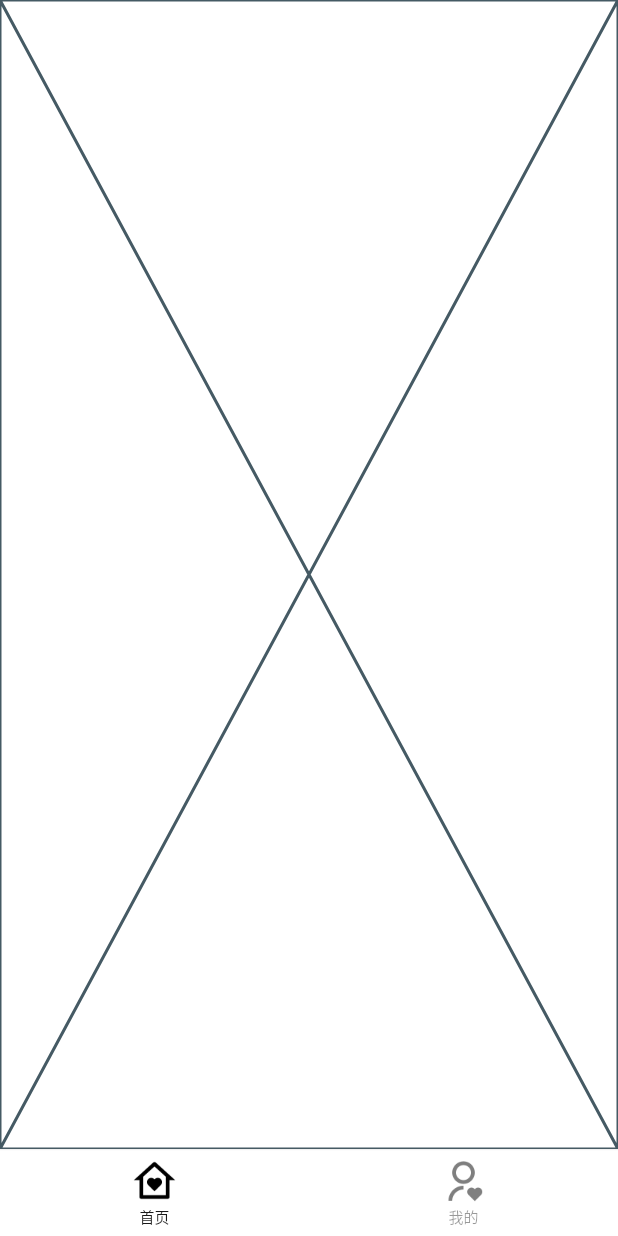
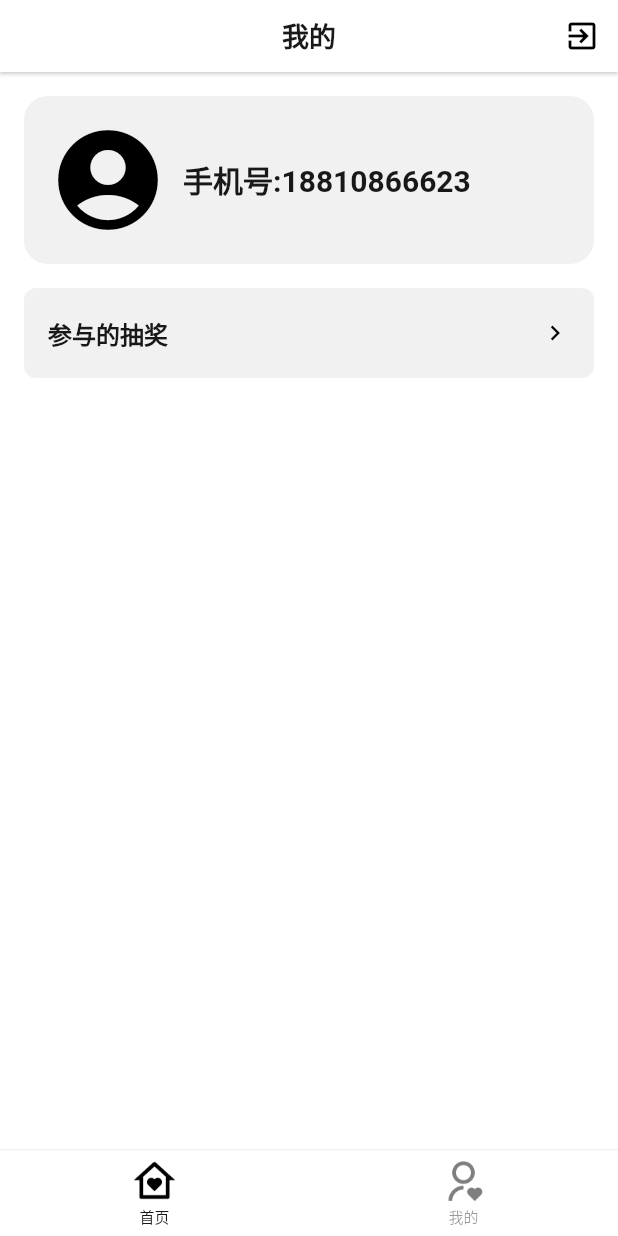
Before and after one commit to QiuGangGit/flutter_clent, a Flutter app: the screen it shows after launch, swiped to page 2, on a phone screen of 412 x 824 dp. Run offline on Flutter 3.47's test engine with Material 2 defaults, Android fonts, the phone set to English and light mode, and no system bars; our stand-ins replace cached_network_image, dio, fluttertoast, get, hive, permission_handler; accounts and stored records are empty; network calls fail; statements that could not run were skipped.

Commit message:
Update mine

```diff
--- a/lib/pages/mine.dart
+++ b/lib/pages/mine.dart
@@ -11,6 +11,103 @@ class MinePage extends StatelessWidget {
   @override
   Widget build(BuildContext context) {
     MineLogic logic = Get.put(MineLogic());
-    return const Placeholder();
+    return Column(
+      children: [
+        AppBar(
+          title: const Text("我的"),
+          actions: [
+            IconButton(
+              onPressed: () {},
+              icon: const Icon(
+                Icons.exit_to_app,
+                size: 24,
+                color: Colors.black,
+              ),
+            ),
+          ],
+          elevation: 1,
+        ),
+        Expanded(
+          child: ListView(
+            padding: EdgeInsets.fromLTRB(
+              16,
+              16,
+              16,
+              16 + SafeTool.instance.safeBtm,
+            ),
+            children: [
+              _buildHeader(),
+              const SizedBox(height: 16),
+              _buildItem(
+                "参与的抽奖",
+                () {},
+              ),
+            ],
+          ),
+        ),
+      ],
+    );
+  }
+
+  Widget _buildHeader() {
+    return Container(
+      padding: const EdgeInsets.all(16),
+      decoration: BoxDecoration(
+        color: getPlaceholderColor,
+        borderRadius: BorderRadius.circular(16),
+      ),
+      child: Row(
+        children: const [
+          ClipOval(
+            child: Icon(
+              Icons.account_circle,
+              size: 80,
+              color: Colors.black,
+            ),
+          ),
+          SizedBox(width: 10),
+          Text(
+            "手机号:18810866623",
+            style: TextStyle(
+              color: getTextBlack,
+              fontSize: 20,
+              fontWeight: getBold,
+            ),
+          ),
+        ],
+      ),
+    );
+  }
+
+  Widget _buildItem(
+    String title,
+    Function() onTap,
+  ) {
+    return Container(
+      padding: const EdgeInsets.symmetric(horizontal: 16),
+      height: 60,
+      decoration: BoxDecoration(
+        color: getPlaceholderColor,
+        borderRadius: BorderRadius.circular(8),
+      ),
+      child: Row(
+        children: [
+          Text(
+            title,
+            style: const TextStyle(
+              color: getTextBlack,
+              fontSize: 16,
+              fontWeight: getBold,
+            ),
+          ),
+          const Spacer(),
+          const Icon(
+            Icons.chevron_right,
+            size: 20,
+            color: Colors.black,
+          ),
+        ],
+      ),
+    );
   }
 }
```
